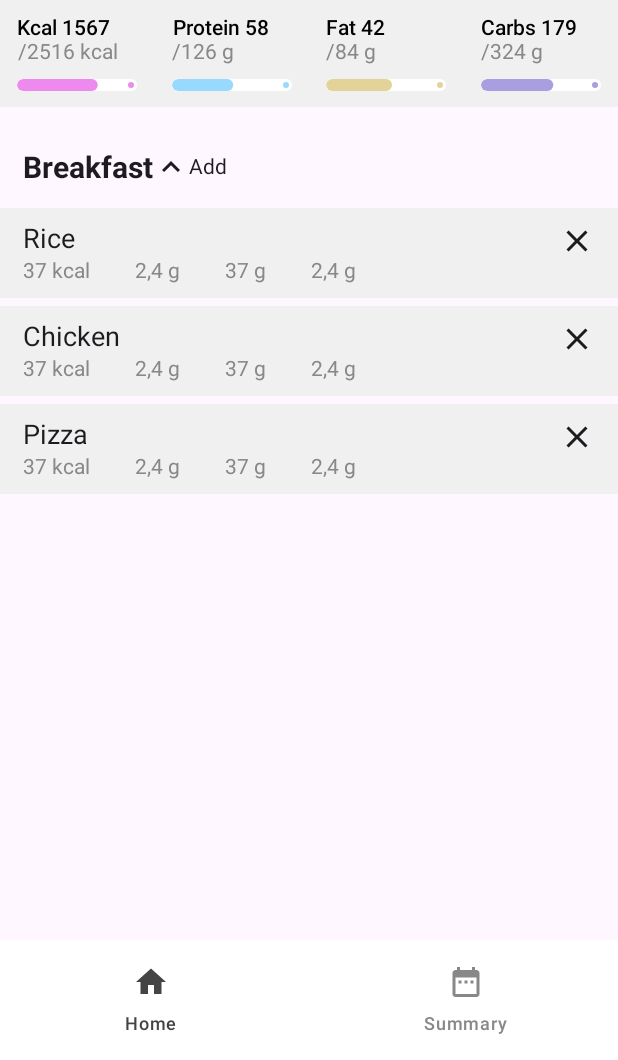
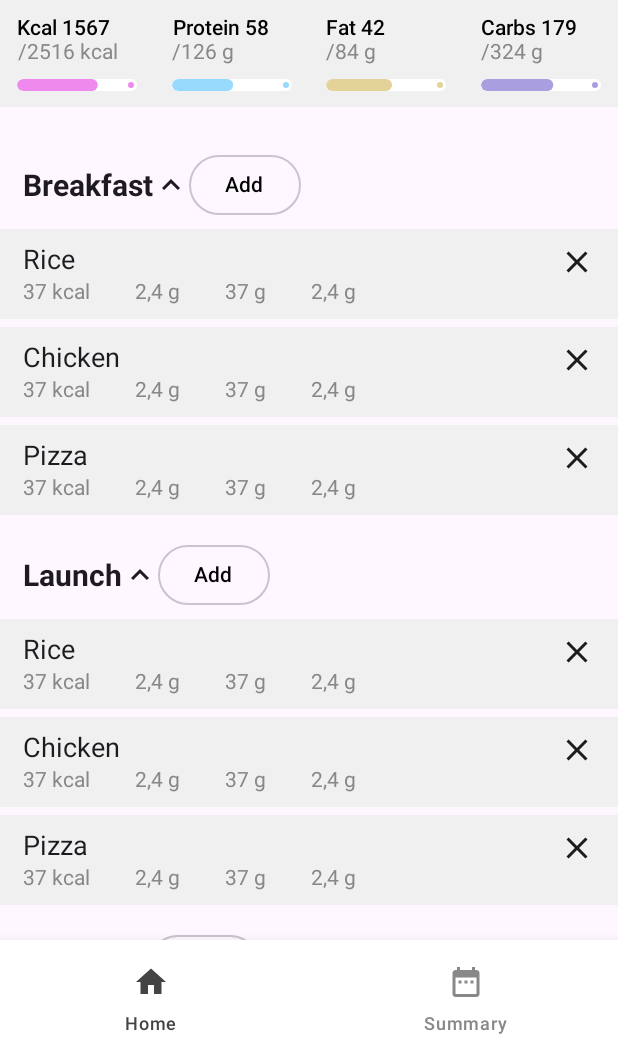
Before and after one commit to DanielKawecki/CalorieApp, an Android app built with Jetpack Compose: the screen it shows after launch (MainActivity), on a phone screen of 412 x 824 dp, the part 176-1236 px from its top. Run offline under Robolectric (Android 15) with nearby library versions, the phone set to English and light mode, and no system bars.

Commit message:
Main screen UI almost done

```diff
--- a/app/src/main/java/pl/edu/uwr/pam/calorieapp/CustomUI.kt
+++ b/app/src/main/java/pl/edu/uwr/pam/calorieapp/CustomUI.kt
@@ -22,10 +22,12 @@ import androidx.compose.material.icons.filled.KeyboardArrowDown
 import androidx.compose.material.icons.filled.KeyboardArrowUp
 import androidx.compose.material3.Button
 import androidx.compose.material3.ButtonColors
+import androidx.compose.material3.ButtonDefaults
 import androidx.compose.material3.FloatingActionButton
 import androidx.compose.material3.Icon
 import androidx.compose.material3.LinearProgressIndicator
 import androidx.compose.material3.MaterialTheme
+import androidx.compose.material3.OutlinedButton
 import androidx.compose.material3.Text
 import androidx.compose.material3.TextField
 import androidx.compose.material3.TextFieldDefaults
@@ -68,7 +70,8 @@ fun ScreenTitle(title: String) {
 fun CustomButton(content: String , function: () -> Unit) {
 
     Button(
-        modifier = Modifier.padding(4.dp)
+        modifier = Modifier
+            .padding(4.dp)
             .fillMaxWidth()
             .shadow(
                 elevation = 3.dp,
@@ -99,7 +102,8 @@ fun CustomTextField(
     onValueChange: (String) -> Unit
 ) {
     TextField(
-        modifier = Modifier.padding(4.dp)
+        modifier = Modifier
+            .padding(4.dp)
             .fillMaxWidth()
             .shadow(
                 elevation = 3.dp,
@@ -193,7 +197,9 @@ fun ProductEntry(product: String) {
             modifier = Modifier.padding(top = 10.dp)
         ) {
             Text(
-                modifier = Modifier.padding(start = 15.dp).weight(1.0f),
+                modifier = Modifier
+                    .padding(start = 15.dp)
+                    .weight(1.0f),
                 text = product,
                 fontSize = 18.sp,
             )
@@ -238,3 +244,62 @@ fun ProductEntry(product: String) {
 fun ProductEntryPreview() {
     ProductEntry("Beacon")
 }
+
+@Composable
+fun MealSection(title: String) {
+
+    var expanded by remember { mutableStateOf(true) }
+
+    Column(
+        modifier = Modifier
+            .fillMaxWidth()
+            .padding(vertical = 8.dp)
+    ) {
+        Row(
+            modifier = Modifier
+                .fillMaxWidth()
+                .padding(start = 15.dp),
+            verticalAlignment = Alignment.CenterVertically
+        ) {
+            Text(
+                text = title,
+                fontWeight = FontWeight.Bold,
+                fontSize = 20.sp
+            )
+
+            Icon(
+                modifier = Modifier.clickable { expanded = !expanded },
+                imageVector = if (expanded) Icons.Default.KeyboardArrowUp else Icons.Default.KeyboardArrowDown,
+                contentDescription = null
+            )
+
+            AddButton()
+        }
+
+        if (expanded) {
+
+            val  products = listOf("Rice", "Chicken", "Pizza")
+            for (product in products) ProductEntry(product)
+        }
+    }
+}
+
+@Composable
+fun AddButton() {
+    OutlinedButton(
+        onClick = {},
+        colors = ButtonDefaults.buttonColors(
+            contentColor = Color.Black,
+            containerColor = Color.Transparent,
+
+        )
+    ) {
+        Text("Add")
+    }
+}
+
+@Preview(showBackground = true)
+@Composable
+fun AddButtonPreview() {
+    AddButton()
+}
--- a/app/src/main/java/pl/edu/uwr/pam/calorieapp/MainActivity.kt
+++ b/app/src/main/java/pl/edu/uwr/pam/calorieapp/MainActivity.kt
@@ -17,7 +17,11 @@ import androidx.compose.material3.Text
 import androidx.compose.runtime.Composable
 import androidx.compose.runtime.getValue
 import androidx.compose.ui.Modifier
+import androidx.compose.ui.draw.shadow
 import androidx.compose.ui.graphics.Color
+import androidx.compose.ui.graphics.DefaultShadowColor
+import androidx.compose.ui.graphics.RectangleShape
+import androidx.compose.ui.unit.dp
 import androidx.navigation.NavDestination.Companion.hierarchy
 import androidx.navigation.NavHostController
 import androidx.navigation.compose.NavHost
@@ -68,6 +72,7 @@ fun BottomMenu(navController: NavHostController){
 
     NavigationBar(
         containerColor = Color.White,
+        modifier = Modifier.shadow(elevation = 12.dp, shape = RectangleShape, spotColor = DefaultShadowColor)
     ){
         screens.forEach{screen ->
             NavigationBarItem(
--- a/app/src/main/java/pl/edu/uwr/pam/calorieapp/sHome.kt
+++ b/app/src/main/java/pl/edu/uwr/pam/calorieapp/sHome.kt
@@ -32,8 +32,6 @@ import androidx.compose.ui.unit.sp
 @Composable
 fun NewHome() {
 
-    var expanded by remember { mutableStateOf(true) }
-
     Column(
         modifier = Modifier.fillMaxSize(),
     ) {
@@ -56,46 +54,13 @@ fun NewHome() {
             modifier = Modifier.height(20.dp)
         )
 
-        Column(
-            modifier = Modifier
-                .fillMaxWidth()
-                .padding(vertical = 8.dp)
-        ) {
-            Row(
-                modifier = Modifier.fillMaxWidth().padding(start = 15.dp),
-                verticalAlignment = Alignment.CenterVertically
-            ) {
-                Text(
-                    text = "Breakfast",
-                    fontWeight = FontWeight.Bold,
-                    fontSize = 20.sp,
-                )
+        val  sections = listOf("Breakfast", "Launch", "Dinner")
 
-                Icon(
-                    modifier = Modifier.clickable { expanded = !expanded },
-                    imageVector = if (expanded) Icons.Default.KeyboardArrowUp else Icons.Default.KeyboardArrowDown,
-                    contentDescription = null
-                )
+        LazyColumn {
+            items(sections.size) { index ->
+                val title = sections[index]
 
-                Text("Add")
-
-            }
-
-            if (expanded) {
-
-                val  products = listOf("Rice", "Chicken", "Pizza")
-
-                LazyColumn (
-                    modifier = Modifier
-                        .fillMaxWidth()
-                        .padding(start = 0.dp, end = 0.dp, top = 10.dp, bottom = 0.dp)
-                ) {
-                    items(products.size) { index ->
-                        val product = products[index]
-
-                        ProductEntry(product)
-                    }
-                }
+                MealSection(title)
             }
         }
     }
```
